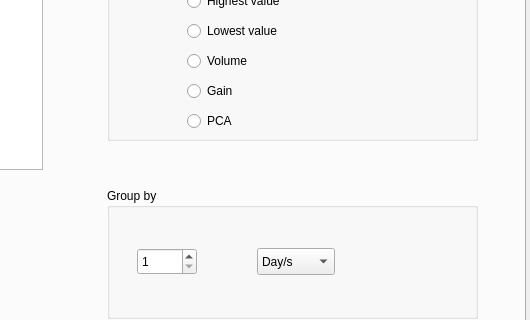
First picture: the form in MachineBenchMark/UI/Prueba1.ui, repository aydevosotros/MachineBenchMark, before the edit; both pictures show x 270 to 800 and y 148 to 468 of the 800 by 600 pixel window.
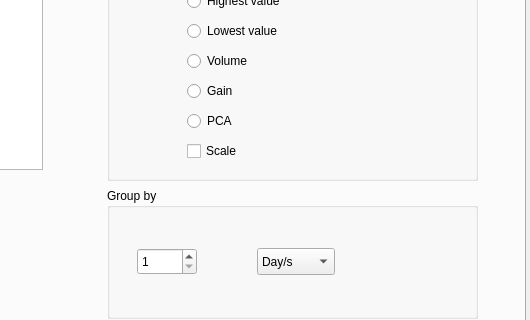
Second picture: the form after the edit. The open tabs and pages were chosen to show the change. Custom widgets are drawn as their Qt base class.

Commit message: Mejorada la interfaz dinámica según los requerimientos mencionados por el resto del grupo

What changed in the file:
```diff
--- a/MachineBenchMark/UI/Prueba1.ui
+++ b/MachineBenchMark/UI/Prueba1.ui
@@ -444,7 +444,7 @@
         <x>370</x>
         <y>32</y>
         <width>371</width>
-        <height>221</height>
+        <height>261</height>
        </rect>
       </property>
       <property name="title">
@@ -541,6 +541,19 @@
         <string>PCA</string>
        </property>
       </widget>
+      <widget class="QCheckBox" name="checkBox">
+       <property name="geometry">
+        <rect>
+         <x>80</x>
+         <y>220</y>
+         <width>97</width>
+         <height>22</height>
+        </rect>
+       </property>
+       <property name="text">
+        <string>Scale</string>
+       </property>
+      </widget>
      </widget>
      <widget class="QGroupBox" name="groupBox_6">
       <property name="geometry">
```
Left out of the diff: 13 changed lines with no effect on the pictures. The commit also changes 3 other files.
